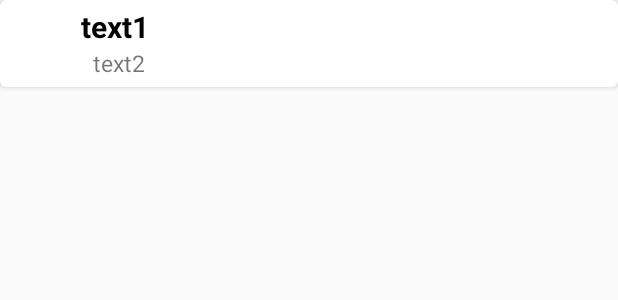
After one commit to marilynmao/Paint-the-Town, an Android app: the layout individual_event.xml on its own in the app's theme, with its tools: preview values and no code run, on a phone screen of 412 x 824 dp. The commit adds this screen. Shown: the top 300 px of the screen. Run offline under Robolectric (Android 15) with nearby library versions, the phone set to English and light mode, and no system bars.

Commit message:
code comments
added some comments

```diff
--- a/app/src/main/AndroidManifest.xml
+++ b/app/src/main/AndroidManifest.xml
@@ -9,7 +9,8 @@
         android:roundIcon="@mipmap/ic_launcher_round"
         android:supportsRtl="true"
         android:theme="@style/AppTheme">
-        <activity android:name=".HomeActivity"></activity>
+        <activity android:name=".EventsActivity"></activity>
+        <activity android:name=".HomeActivity" />
         <activity
             android:name=".MainActivity"
             android:theme="@style/AppTheme.NoActionBar">
--- a/app/src/main/java/com/example/paintthetown491/CreateAccountActivity.java
+++ b/app/src/main/java/com/example/paintthetown491/CreateAccountActivity.java
@@ -54,6 +54,7 @@ public class CreateAccountActivity extends AppCompatActivity
             @Override
             public void onClick(View view)
             {
+                //firebase method to create an account
                 mAuth.createUserWithEmailAndPassword(email.getText().toString(),password.getText().toString())
                         .addOnCompleteListener( new OnCompleteListener<AuthResult>()
                         {
--- a/app/src/main/java/com/example/paintthetown491/FirebaseDbSingleton.java
+++ b/app/src/main/java/com/example/paintthetown491/FirebaseDbSingleton.java
@@ -23,6 +23,7 @@ public class FirebaseDbSingleton
         user=FirebaseAuth.getInstance().getCurrentUser();
     }
 
+    //creates a new instance of the class if it doesn't already exist. Returns the same instance if it does exist.
     public static FirebaseDbSingleton getInstance()
     {
         if(instance==null)
--- a/app/src/main/java/com/example/paintthetown491/LoginActivity.java
+++ b/app/src/main/java/com/example/paintthetown491/LoginActivity.java
@@ -34,10 +34,13 @@ public class LoginActivity extends AppCompatActivity
         super.onCreate(savedInstanceState);
         setContentView(R.layout.activity_login);
 
+        //findViewById ties elements of the xml to the variables of this class
         final EditText userEmail = findViewById(R.id.userEmail);
         final EditText passwordEditText = findViewById(R.id.password);
         final Button loginButton = findViewById(R.id.login);
         final ProgressBar loadingProgressBar = findViewById(R.id.loading);
+
+        //uses the singleton class to prevent making multiple instances of the same class throughout the project
         fAuth=FirebaseAuth.getInstance();
         accountExists=findViewById(R.id.accountExists);
         accountExists.setOnClickListener(new View.OnClickListener()
--- /dev/null
+++ b/app/src/main/res/layout/individual_event.xml
@@ -0,0 +1,39 @@
+<?xml version="1.0" encoding="utf-8"?>
+<androidx.cardview.widget.CardView xmlns:android="http://schemas.android.com/apk/res/android"
+    android:layout_width="match_parent"
+    android:layout_height="wrap_content"
+    xmlns:app="http://schemas.android.com/apk/res-auto"
+    app:cardCornerRadius="4dp">
+    <RelativeLayout
+        android:layout_width="match_parent"
+        android:layout_height="match_parent"
+        android:layout_margin="4dp">
+
+        <ImageView
+            android:layout_width="50dp"
+            android:layout_height="50dp"
+            android:padding="2dp"
+            android:id="@+id/eventView"/>
+        <TextView
+            android:layout_width="wrap_content"
+            android:layout_height="wrap_content"
+            android:textSize="20sp"
+            android:textStyle="bold"
+            android:text="text1"
+            android:id="@+id/text1"
+            android:textColor="@android:color/black"
+            android:layout_alignParentTop="true"
+            android:layout_toRightOf="@+id/eventView"/>
+
+        <TextView
+            android:layout_width="wrap_content"
+            android:layout_height="wrap_content"
+            android:text="text2"
+            android:textSize="15sp"
+            android:layout_below="@+id/text1"
+            android:layout_toRightOf="@+id/eventView"
+            android:layout_marginLeft="8dp"
+            android:id="@+id/text2"/>
+    </RelativeLayout>
+
+</androidx.cardview.widget.CardView>
```
Also changed, not shown: app/src/main/java/com/example/paintthetown491/AccountActivity.java (+7 -0 lines), app/src/main/java/com/example/paintthetown491/EventAdapter.java (added, +55 -0 lines), app/src/main/java/com/example/paintthetown491/EventItem.java (added, +24 -0 lines), app/src/main/java/com/example/paintthetown491/EventsActivity.java (added, +35 -0 lines), app/src/main/java/com/example/paintthetown491/MainActivity.java (+10 -0 lines), app/src/main/res/layout/frag_events.xml (added, +19 -0 lines), app/src/main/res/menu/drawer_menu.xml (+9 -0 lines).
